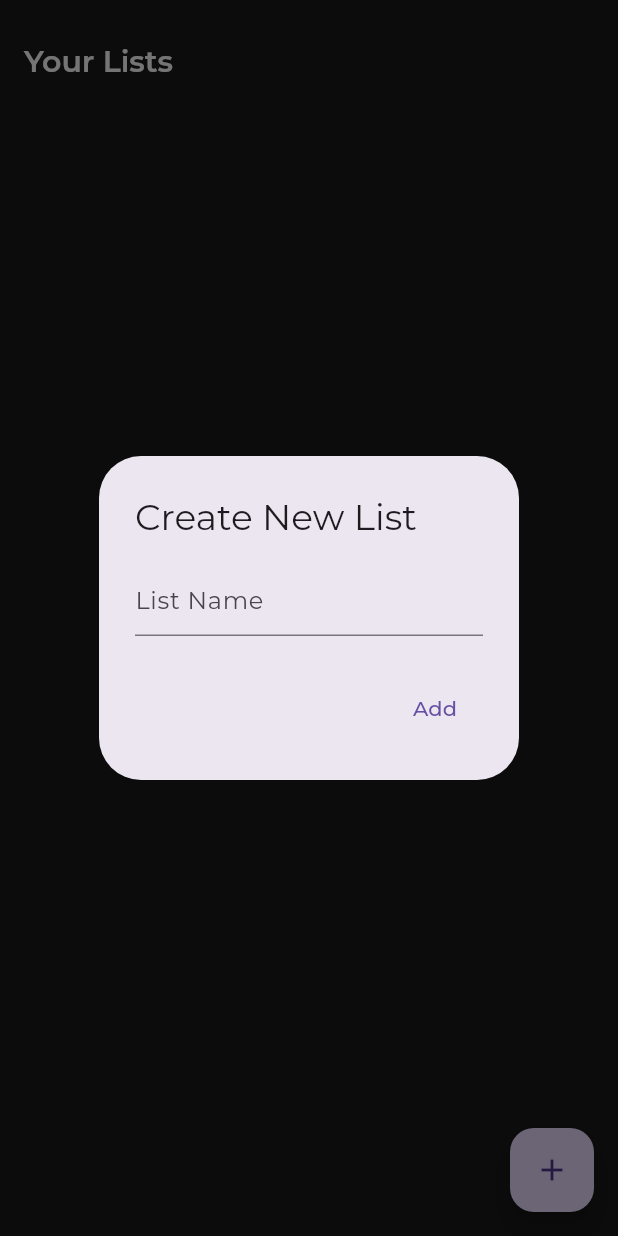
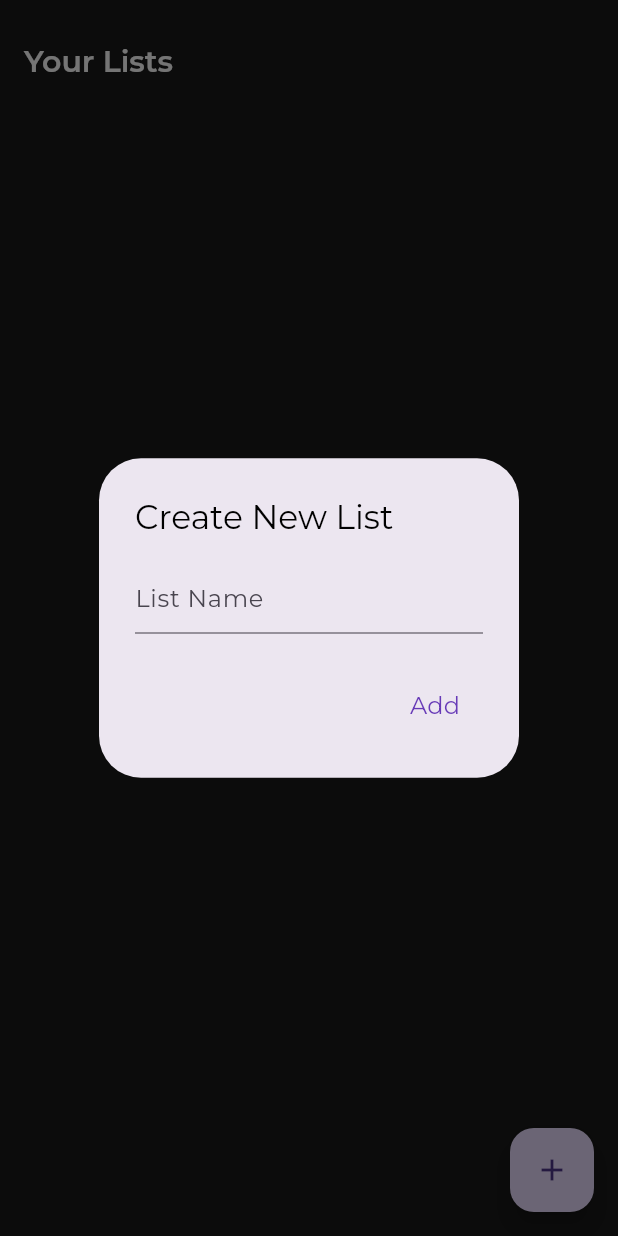
Before and after one commit to samselisaac/JJBIC, a Flutter app: the screen it shows after launch, after a tap on the "add" icon, on a phone screen of 412 x 824 dp. Run offline on Flutter 3.47's test engine with Material 3 defaults, Android fonts, the phone set to English and light mode, and no system bars; our stand-ins replace firebase_core, google_fonts, shared_preferences; accounts and stored records are empty.

Commit message:
local data persistance and some changes for organization

```diff
--- a/lib/screens/list_screen.dart
+++ b/lib/screens/list_screen.dart
@@ -1,6 +1,7 @@
 import 'package:flutter/material.dart';
-import 'package:google_fonts/google_fonts.dart';
+import 'package:shared_preferences/shared_preferences.dart';
 import 'item_screen.dart';
+import 'package:inventorymanagement/utilities.dart'; // assuming montserratStyle is defined here
 
 class ListScreen extends StatefulWidget {
   const ListScreen({super.key});
@@ -12,26 +13,47 @@ class ListScreen extends StatefulWidget {
 class ListScreenState extends State<ListScreen> {
   List<String> lists = [];
 
+  @override
+  void initState() {
+    super.initState();
+    _loadLists();
+  }
+
+  Future<void> _saveLists() async {
+    final prefs = await SharedPreferences.getInstance();
+    await prefs.setStringList('inventory_lists', lists);
+  }
+
+  Future<void> _loadLists() async {
+    final prefs = await SharedPreferences.getInstance();
+    setState(() {
+      lists = prefs.getStringList('inventory_lists') ?? [];
+    });
+  }
+
   void _createNewList() {
     TextEditingController controller = TextEditingController();
     showDialog(
       context: context,
       builder: (context) => AlertDialog(
-        title: Text(
-          'Create New List',
-          style: GoogleFonts.montserrat(),
+        title: Text('Create New List',
+            style: montserratStyle(fontSize: 22, color: Colors.black)),
+        content: TextField(
+          controller: controller,
+          decoration: InputDecoration(hintText: 'List Name'),
+          style: montserratStyle(color: Colors.grey),
         ),
-        content: TextField(controller: controller, decoration: InputDecoration(hintText: 'List Name'), style: GoogleFonts.montserrat()),
-
         actions: [
           TextButton(
             onPressed: () {
               if (controller.text.isNotEmpty) {
                 setState(() => lists.add(controller.text));
+                _saveLists(); // save the updated list
                 Navigator.pop(context);
               }
             },
-            child: Text('Add', style: GoogleFonts.montserrat()),
+            child: Text('Add',
+                style: montserratStyle(color: Colors.deepPurple)),
           ),
         ],
       ),
@@ -46,18 +68,12 @@ class ListScreenState extends State<ListScreen> {
         child: AppBar(
           title: Text(
             '\nYour Lists',
-            style: GoogleFonts.montserrat(
-              textStyle: TextStyle(
-                color: Colors.white,
-                fontSize: 20,
-                fontWeight: FontWeight.w600,
-              ),
-            ),
+            style: montserratStyle(
+                fontSize: 20, color: Colors.white, fontWeight: FontWeight.w600),
           ),
-          backgroundColor: const Color.fromARGB(255, 26, 26, 26)
+          backgroundColor: const Color.fromARGB(255, 26, 26, 26),
         ),
       ),
-
       body: ListView.builder(
         itemCount: lists.length,
         itemBuilder: (context, index) => Card(
@@ -66,12 +82,7 @@ class ListScreenState extends State<ListScreen> {
           child: ListTile(
             title: Text(
               lists[index],
-              style: GoogleFonts.montserrat(
-                textStyle: TextStyle(
-                  color: Colors.white,
-                  fontSize: 18,
-                ),
-              ),
+              style: montserratStyle(fontSize: 18, color: Colors.white),
             ),
             onTap: () => Navigator.push(
               context,
@@ -79,7 +90,7 @@ class ListScreenState extends State<ListScreen> {
                 builder: (context) => ItemScreen(listName: lists[index]),
               ),
             ),
-          )
+          ),
         ),
       ),
       floatingActionButton: FloatingActionButton(
--- /dev/null
+++ b/lib/utilities.dart
@@ -0,0 +1,14 @@
+import 'package:flutter/material.dart';
+import 'package:google_fonts/google_fonts.dart';
+
+TextStyle montserratStyle({
+  double fontSize = 16,
+  Color color = Colors.white,
+  FontWeight fontWeight = FontWeight.normal,
+}) {
+  return GoogleFonts.montserrat(
+    fontSize: fontSize,
+    color: color,
+    fontWeight: fontWeight,
+  );
+}
```
Also changed, not shown: lib/screens/item_screen.dart (+63 -28 lines), pubspec.yaml (+2 -31 lines).
